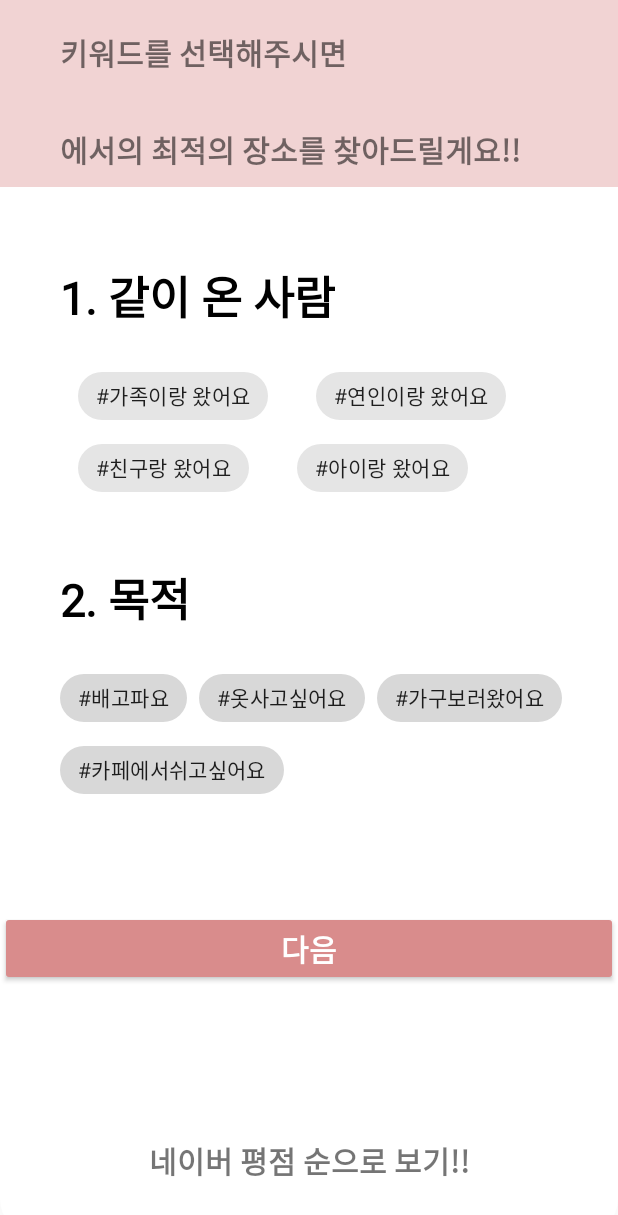
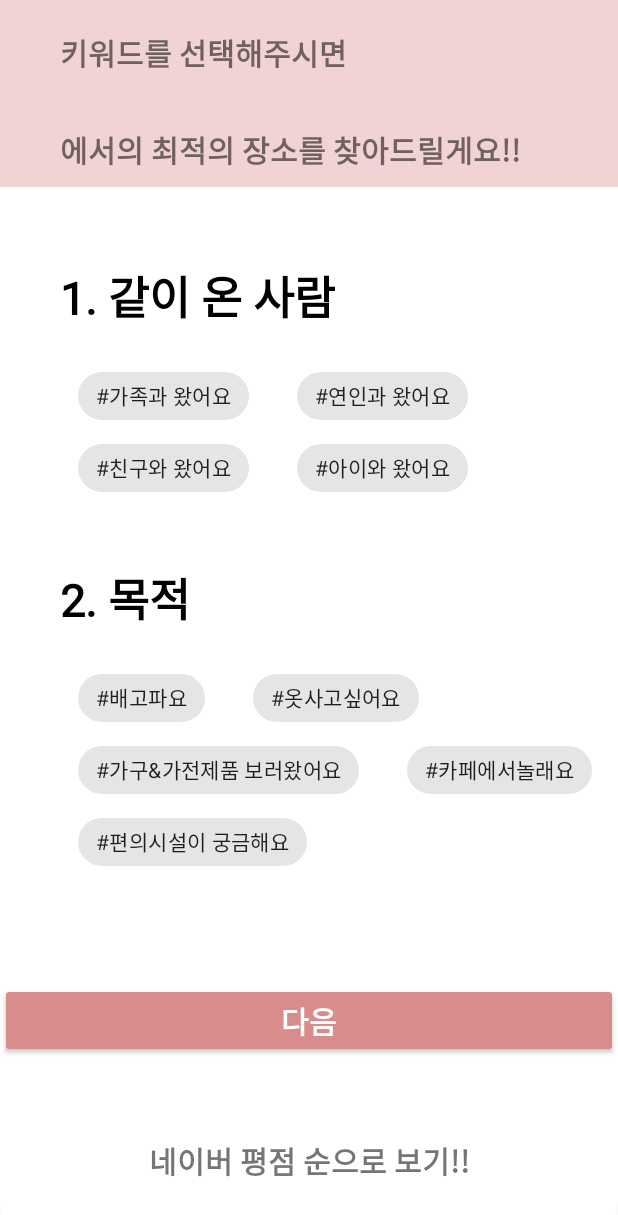
Before and after one commit to kwongustj/project_comehere, an Android app: the KeywordActivity screen opened directly, with no data from a screen before it, on a phone screen of 412 x 824 dp. Shown: the top 1215 px of the screen. Run offline under Robolectric (Android 15) with nearby library versions, the phone set to English and light mode, and no system bars; our stand-ins replace Firebase (no records; nobody signed in at launch, a user with empty details on screens opened directly); 7 statements that could not run were skipped.

Commit message:
Add: "키워드 서버로 넘겨주는 거 구현 완료 "

```diff
--- a/Silbi_android/app/src/main/java/com/example/silbi_android/KeywordActivity.kt
+++ b/Silbi_android/app/src/main/java/com/example/silbi_android/KeywordActivity.kt
@@ -30,29 +30,32 @@ class KeywordActivity : AppCompatActivity() {
         findViewById<ChipGroup>(R.id.chipgroup)
     }
 
+    private val chipgroup2: ChipGroup by lazy {
+        findViewById<ChipGroup>(R.id.chipgroup2)
+    }
+
     val TAG = "TAG_MainActivity"
     var array = Array<String>(10, { "" })
 
     var RateList = arrayListOf<rate>()
-    var selectedKeywordList =arrayListOf<String>()
-
-    private val chip: Chip by lazy {
-        findViewById<Chip>(R.id.chip)
-    }
+    var selectedKeywordList =arrayListOf<String>("1","2","3")
 
     private val btn1: AppCompatButton by lazy {
         findViewById<AppCompatButton>(R.id.btn1)
     }
 
     lateinit var mRetrofit: Retrofit
-    lateinit var mRetrofitAPI: RetrofitAPI
+    lateinit var mRetrofitAPI: RetrofitAPI2
     lateinit var mCallTodoList: Call<JsonObject>
 
     override fun onCreate(savedInstanceState: Bundle?) {
         super.onCreate(savedInstanceState)
         setContentView(R.layout.activity_keyword)
 
-        var list: List<String> = listOf("#가족이랑 왔어요", "#연인이랑 왔어요", "#친구랑 왔어요", "#아이랑 왔어요")
+        var list: List<String> = listOf("#가족과 왔어요", "#연인과 왔어요", "#친구와 왔어요", "#아이와 왔어요")
+        var list2: List<String> = listOf("#배고파요","#옷사고싶어요","#가구&가전제품 보러왔어요","#카페에서놀래요","#편의시설이 궁금해요")
+
+
         val database: FirebaseDatabase =
             FirebaseDatabase.getInstance("https://silbi-7becf-default-rtdb.asia-southeast1.firebasedatabase.app/")
         val myRef: DatabaseReference = database.getReference("점포")
@@ -67,7 +70,9 @@ class KeywordActivity : AppCompatActivity() {
         buildingName.setText(intent.getStringExtra("building"))
 
         btn1.setOnClickListener {
-            Toast.makeText(this@KeywordActivity,selectedKeywordList[0] ,Toast.LENGTH_SHORT).show()
+            for(i in selectedKeywordList) {
+                Toast.makeText(this@KeywordActivity,i,Toast.LENGTH_SHORT).show()
+            }
             //startActivity(Intent(this, Keyword2Activity::class.java))
         }
 
@@ -78,6 +83,10 @@ class KeywordActivity : AppCompatActivity() {
 
         for( i in list) {
             onAddChip(this,i)
+        }
+
+        for( i in list2){
+            onAddChip2(this,i)
         }
         myRef.addValueEventListener(object : ValueEventListener {
 
@@ -115,19 +124,54 @@ class KeywordActivity : AppCompatActivity() {
         chip.setChipBackgroundColorResource(R.color.bg_chip_state_list)
         val drawble = ChipDrawable.createFromAttributes(this,null,0, R.style.Widget_MaterialComponents_Chip_Choice)
         chip.setChipDrawable(drawble)
+        chip.isCheckable = true
+        var check = chip.isChecked
         chip.setOnClickListener{
-            Toast.makeText(this@KeywordActivity,"추가됨" ,Toast.LENGTH_SHORT).show()
-            var str_data = i.replace("#","")
-            str_data = str_data.replace("이랑 왔어요","")
-            str_data = str_data.replace("랑 왔어요","")
-
-            selectedKeywordList.add(str_data)
+            if(check == true){
+                Toast.makeText(this@KeywordActivity, "빼", Toast.LENGTH_SHORT).show()
+                var str_data = i.replace("#","")
+                str_data = str_data.replace("과 왔어요","")
+                str_data = str_data.replace("와 왔어요","")
+                check = false
+                selectedKeywordList.remove(str_data)
+            } else {
+                Toast.makeText(this@KeywordActivity, "추가됨", Toast.LENGTH_SHORT).show()
+                var str_data = i.replace("#", "")
+                str_data = str_data.replace("과 왔어요","")
+                str_data = str_data.replace("와 왔어요","")
+                check = true
+                selectedKeywordList.add(str_data)
+            }
         }
         chipgroup.addView(chip)
     }
 
+    fun onAddChip2(view: KeywordActivity, i:String) {
+        val chip = Chip(this)
+        chip.text = i
+        chip.setChipBackgroundColorResource(R.color.bg_chip_state_list)
+        val drawble = ChipDrawable.createFromAttributes(this,null,0, R.style.Widget_MaterialComponents_Chip_Choice)
+        chip.setChipDrawable(drawble)
+        chip.isCheckable = true
+        var check = chip.isChecked
+        chip.setOnClickListener{
+            if(check == true){
+                Toast.makeText(this@KeywordActivity, "빼", Toast.LENGTH_SHORT).show()
+                var str_data = i.replace("#", "")
+                selectedKeywordList.remove(str_data)
+                check = false
+            } else {
+                Toast.makeText(this@KeywordActivity, "추가됨", Toast.LENGTH_SHORT).show()
+                var str_data = i.replace("#", "")
+                selectedKeywordList.add(str_data)
+                check = true
+            }
+        }
+        chipgroup2.addView(chip)
+    }
+
     private fun callTodoList() {
-        mCallTodoList = mRetrofitAPI.getTodoList()
+        mCallTodoList = mRetrofitAPI.getTodoList(selectedKeywordList[0],selectedKeywordList[1],selectedKeywordList[2])
         mCallTodoList.enqueue(mRetrofitCallback)//응답을 큐 대기열에 넣는다.
     }
 
@@ -164,6 +208,7 @@ class KeywordActivity : AppCompatActivity() {
             val dataParsed9 = mGson.fromJson(result, DataModel.TodoInfo9::class.java)
             array.set(9, dataParsed9.todo9.task)
 
+
         }
     })
 
@@ -176,7 +221,7 @@ class KeywordActivity : AppCompatActivity() {
             .build()
 
         //인터페이스로 만든 레트로핏 api요청 받는 것 변수로 등록
-        mRetrofitAPI = mRetrofit.create(RetrofitAPI::class.java)
+        mRetrofitAPI = mRetrofit.create(RetrofitAPI2::class.java)
     }
 
 
--- a/Silbi_android/app/src/main/java/com/example/silbi_android/RetrofitAPI.kt
+++ b/Silbi_android/app/src/main/java/com/example/silbi_android/RetrofitAPI.kt
@@ -3,15 +3,19 @@ package com.example.silbi_android
 import android.provider.ContactsContract
 import com.google.gson.JsonObject
 import retrofit2.Call
-import retrofit2.http.Body
-import retrofit2.http.FieldMap
-import retrofit2.http.GET
-import retrofit2.http.POST
+import retrofit2.http.*
 
 interface RetrofitAPI {
     @GET("/todos")//서버에 GET 요청을 할 주소를 입력
     fun getTodoList() : Call<JsonObject> //MainActivity에서 불러와서 이 함수에 큐를 만들고 대기열에 콜백을 넣어주면 그거갖고 요청하는거임.
+}
 
-    @POST("/list")
-    fun addFriend(@Body params: HashMap<String, List<String>>) : Call<ContactsContract.Contacts.Data>
+interface RetrofitAPI2 {
+
+    @GET("/hello")//서버에 GET 요청을 할 주소를 입력
+    fun getTodoList(
+        @Query("people_who") people: String,
+        @Query("place1") place1: String,
+        @Query("place2") place2: String
+    ) : Call<JsonObject> //MainActivity에서 불러와서 이 함수에 큐를 만들고 대기열에 콜백을 넣어주면 그거갖고 요청하는거임.
 }
--- a/Silbi_android/app/src/main/res/layout/activity_keyword.xml
+++ b/Silbi_android/app/src/main/res/layout/activity_keyword.xml
@@ -116,49 +116,7 @@
             android:layout_height="wrap_content"
             android:paddingLeft="40dp"
             app:layout_constraintStart_toStartOf="parent"
-            app:layout_constraintTop_toBottomOf="@id/purpose">
-
-            <com.google.android.material.chip.Chip
-                android:id="@+id/chip5"
-                style="@style/Widget.MaterialComponents.Chip.Choice"
-                android:layout_width="wrap_content"
-                android:layout_height="wrap_content"
-                android:clickable="true"
-                android:text="#배고파요"
-                android:theme="@style/Theme.MaterialComponents.Light"
-                app:chipBackgroundColor="@color/bg_chip_state_list" />
-
-            <com.google.android.material.chip.Chip
-                android:id="@+id/chip6"
-                style="@style/Widget.MaterialComponents.Chip.Choice"
-                android:layout_width="wrap_content"
-                android:layout_height="wrap_content"
-                android:clickable="true"
-                android:text="#옷사고싶어요"
-                android:theme="@style/Theme.MaterialComponents.Light"
-                app:chipBackgroundColor="@color/bg_chip_state_list" />
-
-            <com.google.android.material.chip.Chip
-                android:id="@+id/chip7"
-                style="@style/Widget.MaterialComponents.Chip.Choice"
-                android:layout_width="wrap_content"
-                android:layout_height="wrap_content"
-                android:clickable="true"
-                android:text="#가구보러왔어요"
-                android:theme="@style/Theme.MaterialComponents.Light"
-                app:chipBackgroundColor="@color/bg_chip_state_list" />
-
-            <com.google.android.material.chip.Chip
-                android:id="@+id/chip8"
-                style="@style/Widget.MaterialComponents.Chip.Choice"
-                android:layout_width="wrap_content"
-                android:layout_height="wrap_content"
-                android:clickable="true"
-                android:text="#카페에서쉬고싶어요"
-                android:theme="@style/Theme.MaterialComponents.Light"
-                app:chipBackgroundColor="@color/bg_chip_state_list" />
-
-        </com.google.android.material.chip.ChipGroup>
+            app:layout_constraintTop_toBottomOf="@id/purpose"/>
 
         <androidx.appcompat.widget.AppCompatButton
             android:id="@+id/btn1"
```
